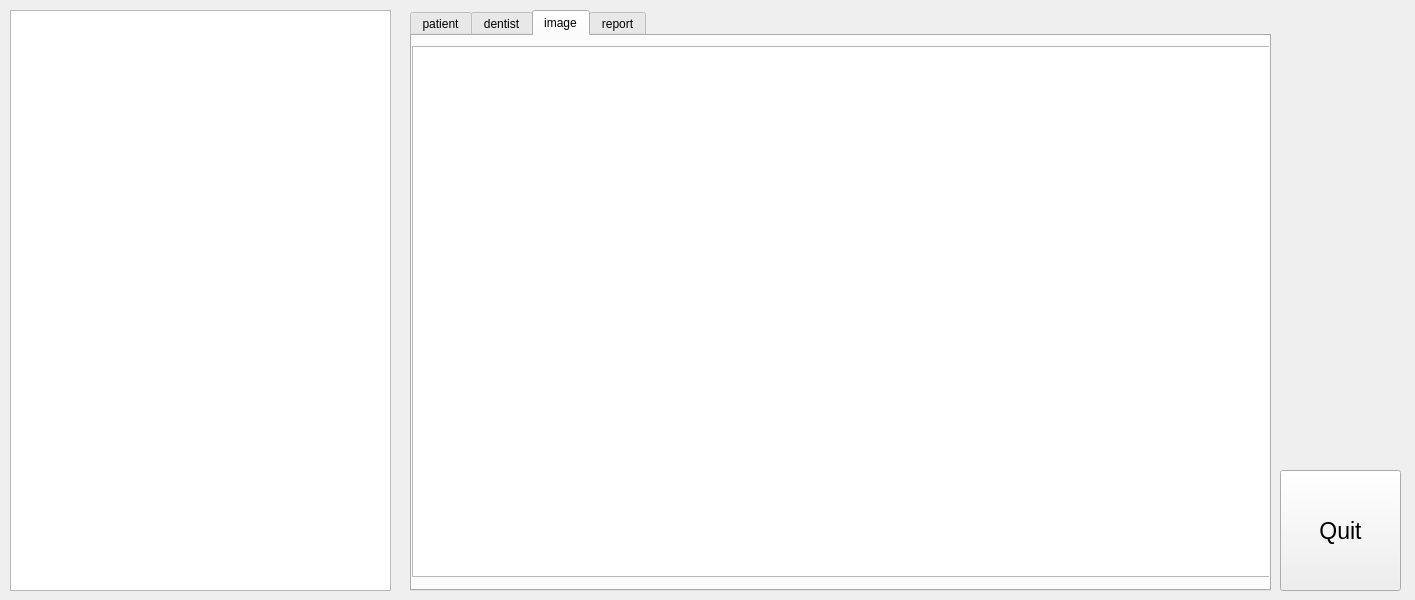
Before: the Qt Designer form Project/src/network/main_server/MainServer/mainserver.ui in AndaCondaa/Dental_Imaging_SW_System, drawn with Qt 5.
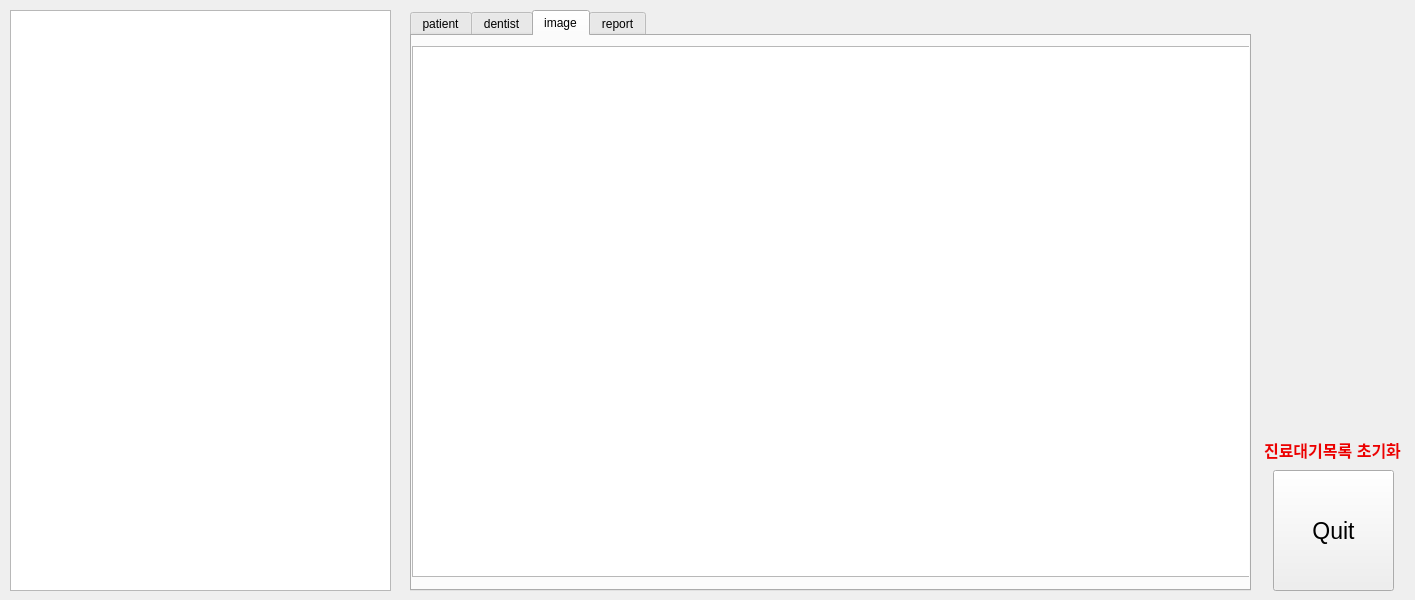
After: the same form once the commit is applied.

What changed in the file:
```diff
--- a/Project/src/network/main_server/MainServer/mainserver.ui
+++ b/Project/src/network/main_server/MainServer/mainserver.ui
@@ -28,7 +28,7 @@
     <rect>
      <x>410</x>
      <y>10</y>
-     <width>861</width>
+     <width>841</width>
      <height>581</height>
     </rect>
    </property>
@@ -99,7 +99,7 @@
   <widget class="QPushButton" name="quitPushButton">
    <property name="geometry">
     <rect>
-     <x>1280</x>
+     <x>1273</x>
      <y>470</y>
      <width>121</width>
      <height>121</height>
@@ -115,6 +115,31 @@
     <string>Quit</string>
    </property>
   </widget>
+  <widget class="QLabel" name="label">
+   <property name="geometry">
+    <rect>
+     <x>1242</x>
+     <y>440</y>
+     <width>181</width>
+     <height>20</height>
+    </rect>
+   </property>
+   <property name="font">
+    <font>
+     <pointsize>12</pointsize>
+     <bold>true</bold>
+    </font>
+   </property>
+   <property name="styleSheet">
+    <string notr="true">color: rgb(236, 0, 0);</string>
+   </property>
+   <property name="text">
+    <string>진료대기목록 초기화</string>
+   </property>
+   <property name="alignment">
+    <set>Qt::AlignCenter</set>
+   </property>
+  </widget>
  </widget>
  <resources/>
  <connections/>
```
